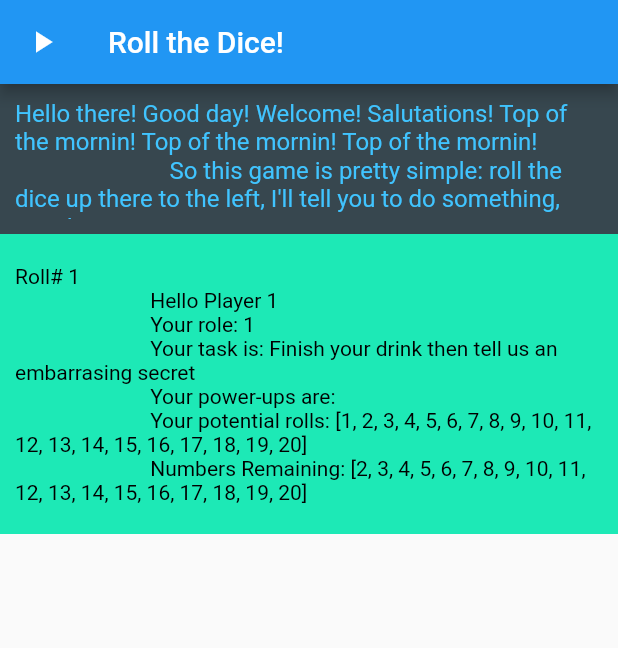
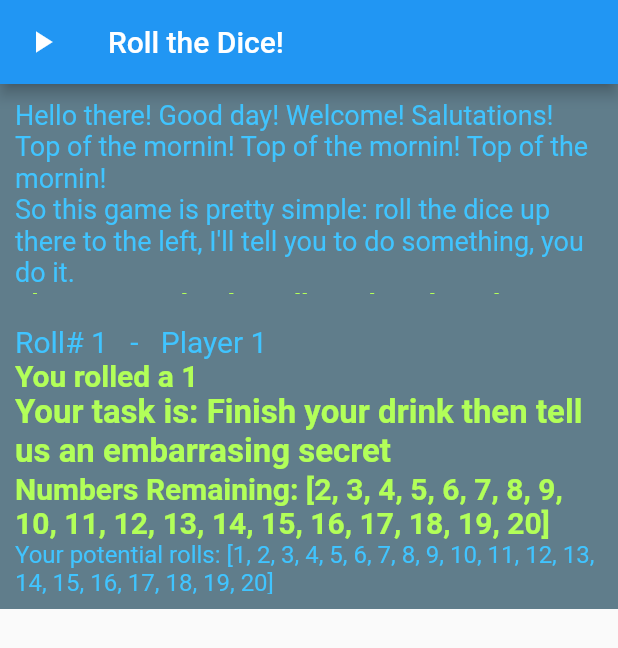
Before and after one commit to kj2tv/d20, a Flutter app: the screen it shows after launch, after a tap on the "play arrow" icon, on a phone screen of 412 x 824 dp. Shown: the top 648 px of the screen. Run offline on Flutter 3.47's test engine with Material 2 defaults, Android fonts, the phone set to English and light mode, and no system bars.

Commit message:
code working and autoscroll to bottom

```diff
--- a/flutter_application_1/lib/main.dart
+++ b/flutter_application_1/lib/main.dart
@@ -29,7 +29,12 @@ class _MyStatefulWidgetState extends State<MyStatefulWidget> {
   List<int> bottom = <int>[0];
   String task = 'Click the button and find out!';
   final ScrollController listScrollController = ScrollController();
-  var colors = [Colors.tealAccent[400], Colors.blueGrey[800]];
+  var colors = [
+    Colors.blueGrey,
+    Colors.blueGrey,
+    Colors.lightBlueAccent,
+    Colors.black
+  ];
   var rolls = List<int>.generate(20, (i) => i + 1);
   var list = List<int>.generate(20, (i) => i + 1);
   var powerUps = ['', '', '', '', '', ''];
@@ -38,33 +43,54 @@ class _MyStatefulWidgetState extends State<MyStatefulWidget> {
   var index = 0;
   var history = [];
   var turn = 0;
-  var display = [
+  /*var display = [
     '''Hello there! Good day! Welcome! Salutations! Top of the mornin! Top of the mornin! Top of the mornin!
                           So this game is pretty simple: roll the dice up there to the left, I'll tell you to do something, you do it.
                           The game ends when all numbers have been rolled.
                           Goodluck and have fun!'''
+  ];*/
+  var display = [
+    <TextSpan>[
+      const TextSpan(
+          text:
+              'Hello there! Good day! Welcome! Salutations! Top of the mornin! Top of the mornin! Top of the mornin!',
+          style: TextStyle(fontSize: 18, color: Colors.lightBlueAccent)),
+      const TextSpan(
+          text:
+              '\nSo this game is pretty simple: roll the dice up there to the left, I\'ll tell you to do something, you do it.',
+          style: TextStyle(fontSize: 18, color: Colors.lightBlueAccent)),
+      const TextSpan(
+          text: '\nThe game ends when all numbers have been rolled.',
+          style: TextStyle(
+              fontSize: 18,
+              color: Colors.lightGreenAccent,
+              fontWeight: FontWeight.bold)),
+      const TextSpan(
+          text: '\nGoodluck and have fun!',
+          style: TextStyle(fontSize: 18, color: Colors.lightBlueAccent)),
+    ]
   ];
   var tasks = {
     1: 'Finish your drink then tell us an embarrasing secret',
     2: 'Take 2 shots- double critical failure :(',
-    3: 'Take 3 shots! Jk swap shirts with someone or shotgun an alcohol- if youre high voicing you have to lick the floor ',
-    4: 'Next three turns you have to do double the number of drinks',
-    5: 'Give a hot take - if everyone or no one agrees you have to take a shot',
-    6: 'Coin stop- if you fail do 10 sit ups, else give someone 1 shot',
-    7: 'Change the song to anything you want- if it sucks by unanimous decision you take a shot',
+    3: 'Take 3 shots! Jk swap shirts with someone or shotgun an alcohol',
+    4: 'All bros drink 4 times - easy peasy',
+    5: 'All non bros drink 3 times - justice',
+    6: 'Give a hot take - if everyone or no one agrees you have to take a shot',
+    7: 'The person with the fullest cup take 5 drinks',
     8: 'Everyone nominate a person to drink 3 times- ties mean all winners drink',
-    9: 'Three flip cups in 15 seconds of take 5 sips',
+    9: 'Choose a victim. Play them in ninja. Loser takes a shot.',
     10: 'Rock Paper Scissors with a person to your right- loser takes a shot of the winners choice',
-    11: 'Get a new drink and everyone must drink your old drink',
-    12: 'Donkey Balls - loser takes a shot',
+    11: 'Get a new drink and everyone (collectively) must drink your old drink',
+    12: 'The team must shotgun a beer. Dont care how its done, what trades are necessary, how many drinkers. Just DO IT.',
     13: 'Categories- loser takes a shot',
-    14: 'Ask a trivia question to the person to your right- if they get it right you drink, else they drink',
-    15: 'Truth or Die - if you die finish your drink',
+    14: 'Ask a trivia question to the person to your right- loser takes a drink',
+    15: 'Hot seat - everyone asks you one question, respond or finish your drink',
     16: 'Tell us a joke- if no one laughs you leave... or your take 10 drinks',
-    17: 'Drink half the drinks the next three turns',
-    18: 'Substitution Jutsu! Swap any future turn with the person to your right',
-    19: 'Free space- Kara gives you a cracker/ pretzal',
-    20: 'OJs Immunity! Negate one future task',
+    17: 'Choose a nickname for the rest of the game- if anyone doesn\'t call you that they drink',
+    18: 'Substitution Jutsu! Swap your next turn with the person to your right if you like',
+    19: 'Free space- you get a high five from the person of your choosing',
+    20: 'OJs Immunity! Negate someone else\'s future task',
   };
   int max = 20;
 
@@ -115,7 +141,7 @@ class _MyStatefulWidgetState extends State<MyStatefulWidget> {
               debugPrint('bottom: $bottom roll: ');
               num = rolls[Random().nextInt(rolls.length)];
               history.add(num);
-              turn = history.length % 4;
+              turn = (history.length - 1) % 5 + 1;
               task = tasks[num].toString();
               if (list.contains(num)) {
                 list.remove(num);
@@ -129,13 +155,41 @@ class _MyStatefulWidgetState extends State<MyStatefulWidget> {
               if (hits.length == 5) {
                 rolls.remove(num);
               }
-              display.add('''Roll# $index
-                          Hello Player $turn
-                          Your role: $num
-                          Your task is: $task
-                          Your power-ups are: $yourUps
-                          Your potential rolls: $rolls
-                          Numbers Remaining: $list''');
+              //Your power-ups are: $yourUps
+              /*display.add('Roll# $index'
+                          'Hello Player $turn'
+                          'Your role: $num'
+                          'Your task is: $task'
+                          'Your potential rolls: $rolls'
+                          'Numbers Remaining: $list'); */
+              display.add(<TextSpan>[
+                TextSpan(
+                    text: 'Roll# $index   -   Player $turn',
+                    style: const TextStyle(
+                        fontSize: 20, color: Colors.lightBlueAccent)),
+                TextSpan(
+                    text: '\nYou rolled a $num',
+                    style: const TextStyle(
+                        fontSize: 20,
+                        color: Colors.lightGreenAccent,
+                        fontWeight: FontWeight.bold)),
+                TextSpan(
+                    text: '\nYour task is: $task',
+                    style: const TextStyle(
+                        fontSize: 22,
+                        color: Colors.lightGreenAccent,
+                        fontWeight: FontWeight.bold)),
+                TextSpan(
+                    text: '\nNumbers Remaining: $list',
+                    style: const TextStyle(
+                        fontSize: 20,
+                        color: Colors.lightGreenAccent,
+                        fontWeight: FontWeight.bold)),
+                TextSpan(
+                    text: '\nYour potential rolls: $rolls',
+                    style: const TextStyle(
+                        fontSize: 16, color: Colors.lightBlueAccent)),
+              ]);
             });
             if (listScrollController.hasClients) {
               final position = listScrollController.position.maxScrollExtent;
@@ -167,20 +221,16 @@ class _MyStatefulWidgetState extends State<MyStatefulWidget> {
             delegate: SliverChildBuilderDelegate(
               (BuildContext context, int index) {
                 return Container(
-                  alignment: Alignment.center,
-                  padding: const EdgeInsets.all(10.0),
-                  color: index % 2 == 1 ? colors[0] : colors[1],
-                  height: index == 0 ? 100 : 200,
-                  child: index == 0
-                      ? Text(display[index],
-                          style: const TextStyle(
-                              fontSize: 16, color: Colors.lightBlueAccent))
-                      : index % 2 == 1
-                          ? Text(display[index],
-                              style: const TextStyle(color: Colors.black))
-                          : Text(display[index],
-                              style: const TextStyle(color: Colors.white)),
-                );
+                    alignment: Alignment.centerLeft,
+                    padding: const EdgeInsets.all(10.0),
+                    color: index % 2 == 1 ? colors[0] : colors[1],
+                    height: index == 0 ? 150 : 200,
+                    child: index == 0
+                        ? RichText(text: TextSpan(children: display[index]))
+                        : index % 2 == 1
+                            ? RichText(text: TextSpan(children: display[index]))
+                            : RichText(
+                                text: TextSpan(children: display[index])));
               },
               childCount: bottom.length,
             ),
```
Also changed, not shown: flutter_application_1/lib/main2.dart (deleted, +0 -170 lines).
